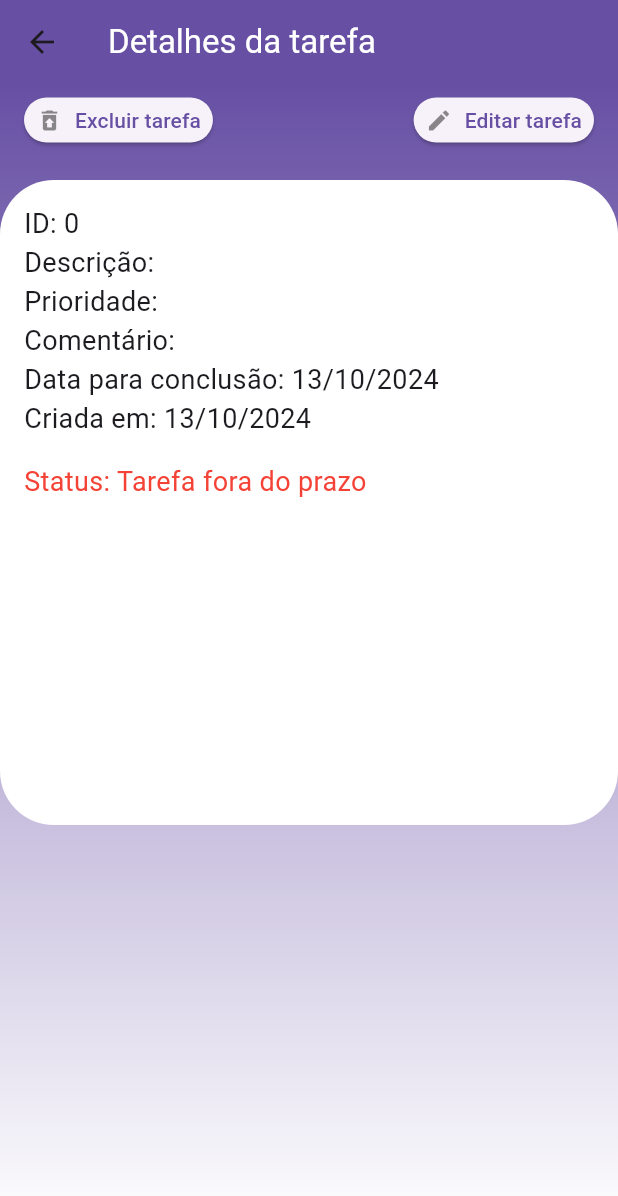
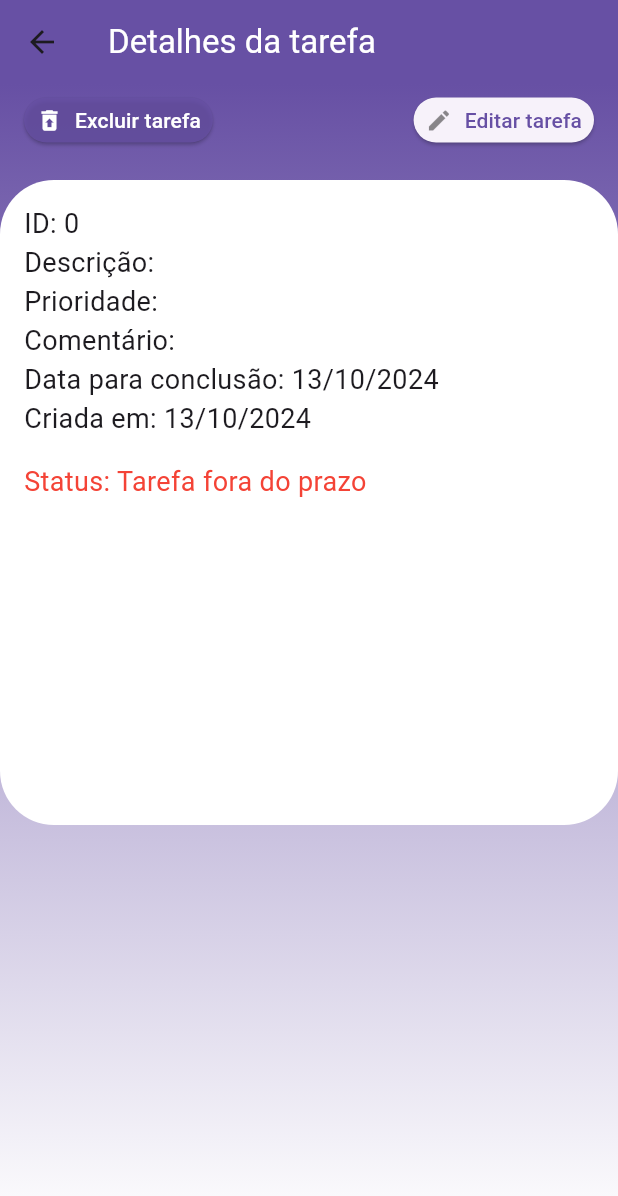
Before and after one commit to raquel-brena/flutter-todo-list, a Flutter app: the TaskDetail screen opened directly with empty values, on a phone screen of 412 x 824 dp. Shown: the top 1196 px of the screen. Run offline on Flutter 3.47's test engine with Material 3 defaults, Android fonts, the phone set to English and light mode, and no system bars; our stand-ins replace go_router.

```diff
--- a/lib/screens/TaskDetail.dart
+++ b/lib/screens/TaskDetail.dart
@@ -149,10 +149,14 @@ class Actions extends StatelessWidget {
             icon: const Icon(
               Icons.restore_from_trash,
               size: 18,
-              color: Colors.black45,
+              color: Colors.white,
             ),
-            label: Text("Excluir tarefa"),
+            label: Text(
+              "Excluir tarefa",
+              style: TextStyle(color: Colors.white),
+            ),
             style: ElevatedButton.styleFrom(
+              backgroundColor: ThemeData().primaryColor.withOpacity(0.8),
               minimumSize: const Size(30, 30),
               padding: EdgeInsets.symmetric(horizontal: 8, vertical: 4),
             ),
```
Also changed, not shown: lib/TodoApp.dart (+8 -1 lines), lib/widgets/TodoList/components/TaskCard.dart (+16 -8 lines).
